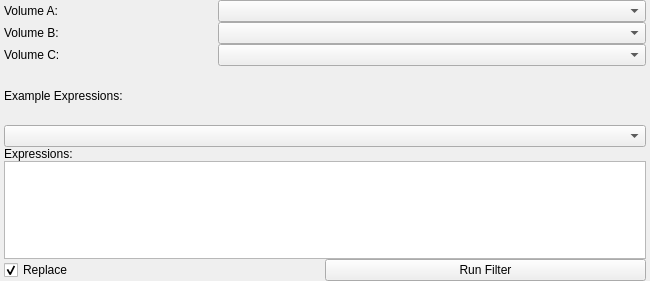
This is src/Interface/ToolInterface/ArithmeticFilterInterface.ui in SCIInstitute/Seg3D as Qt 5 draws it before an edit. The edited form follows.
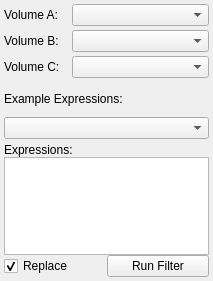
This is the edited form.

```diff
--- a/src/Interface/ToolInterface/ArithmeticFilterInterface.ui
+++ b/src/Interface/ToolInterface/ArithmeticFilterInterface.ui
@@ -6,7 +6,7 @@
    <rect>
     <x>0</x>
     <y>0</y>
-    <width>650</width>
+    <width>213</width>
     <height>281</height>
    </rect>
   </property>
@@ -35,23 +35,17 @@
    <property name="spacing">
     <number>0</number>
    </property>
-   <property name="leftMargin">
+   <property name="margin">
     <number>4</number>
    </property>
-   <property name="topMargin">
-    <number>0</number>
-   </property>
-   <property name="rightMargin">
-    <number>4</number>
-   </property>
-   <property name="bottomMargin">
-    <number>0</number>
-   </property>
    <item>
     <layout class="QHBoxLayout" name="volumeAHLayout" stretch="1,2">
      <property name="spacing">
       <number>0</number>
      </property>
+     <property name="bottomMargin">
+      <number>2</number>
+     </property>
      <item>
       <widget class="QLabel" name="volumeALabel">
        <property name="text">
@@ -69,6 +63,12 @@
      <property name="spacing">
       <number>0</number>
      </property>
+     <property name="topMargin">
+      <number>2</number>
+     </property>
+     <property name="bottomMargin">
+      <number>2</number>
+     </property>
      <item>
       <widget class="QLabel" name="volumeBLabel">
        <property name="text">
@@ -86,6 +86,12 @@
      <property name="spacing">
       <number>0</number>
      </property>
+     <property name="topMargin">
+      <number>2</number>
+     </property>
+     <property name="bottomMargin">
+      <number>2</number>
+     </property>
      <item>
       <widget class="QLabel" name="volumeCLabel">
        <property name="text">
@@ -103,6 +109,9 @@
      <property name="spacing">
       <number>0</number>
      </property>
+     <property name="bottomMargin">
+      <number>4</number>
+     </property>
      <item>
       <widget class="QLabel" name="label">
        <property name="text">
```
